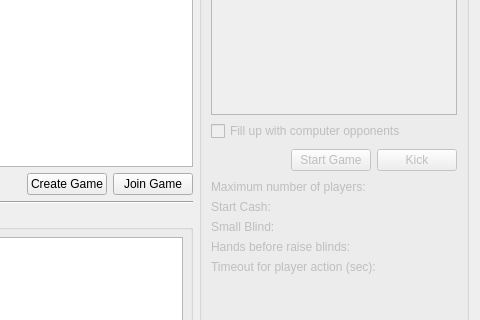
Old version of the form src/gui/qt/gamelobbydialog.ui in the repository pokerth/pokerth; both pictures show x 395 to 875 and y 117 to 437 of the 875 by 610 pixel window.
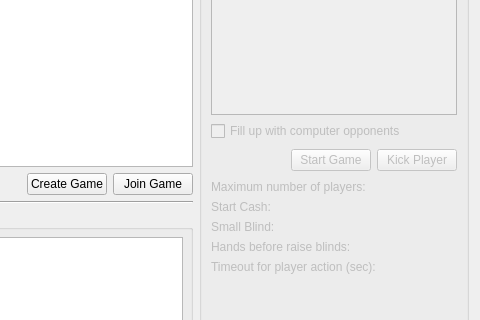
New version of the form.

```diff
--- a/src/gui/qt/gamelobbydialog.ui
+++ b/src/gui/qt/gamelobbydialog.ui
@@ -170,7 +170,7 @@
         <item>
          <widget class="QPushButton" name="pushButton_Kick" >
           <property name="text" >
-           <string>Kick</string>
+           <string>Kick Player</string>
           </property>
          </widget>
         </item>
```
